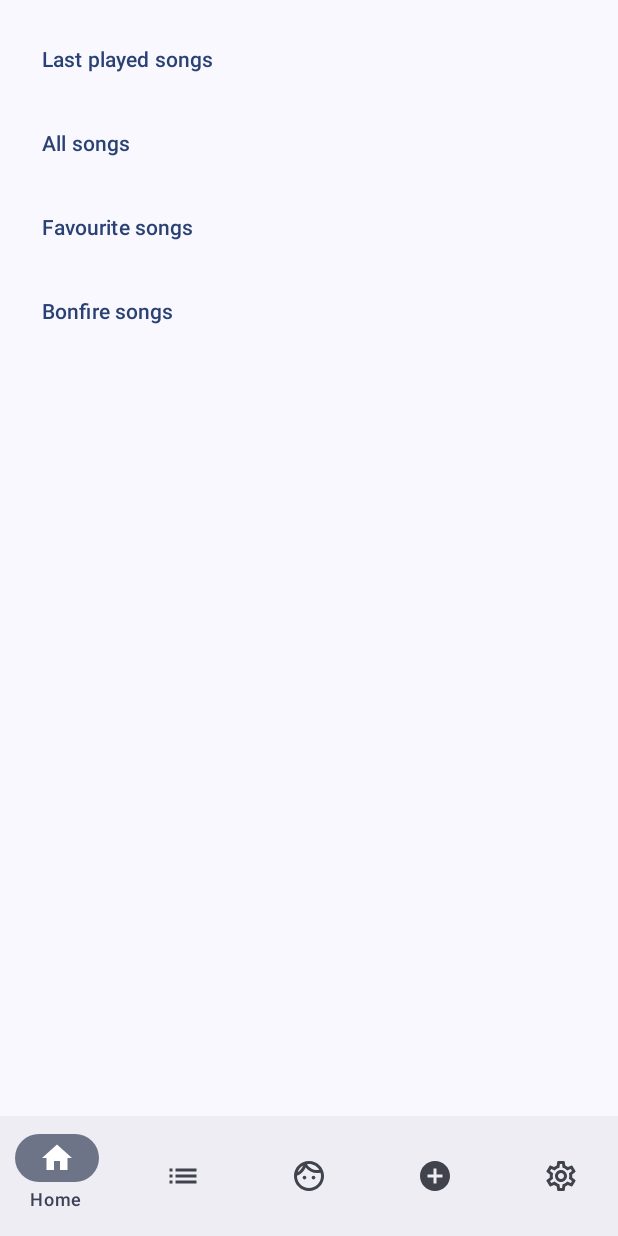
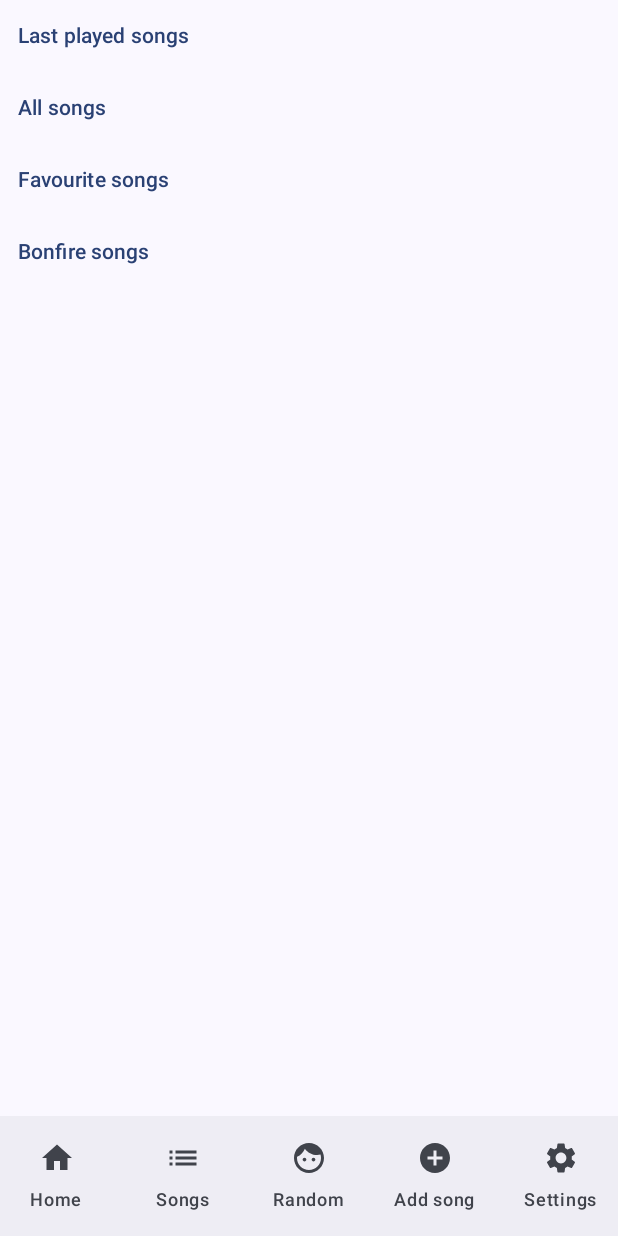
Before and after one commit to dar3/Songbook-Beta, an Android app built with Jetpack Compose: the screen it shows after launch (MainActivity), on a phone screen of 412 x 824 dp. Run offline under Robolectric (Android 15) with nearby library versions, the phone set to English and light mode, and no system bars.

Commit message:
Changed Intent to NavController for screen changing.

```diff
--- a/app/build.gradle.kts
+++ b/app/build.gradle.kts
@@ -40,7 +40,8 @@ android {
 }
 
 dependencies {
-
+    val nav_version = "2.8.4"
+    implementation("androidx.navigation:navigation-compose:$nav_version")
     implementation(libs.androidx.core.ktx)
     implementation(libs.androidx.lifecycle.runtime.ktx)
     implementation(libs.androidx.activity.compose)
--- a/app/src/main/java/com/dar3/songbookbeta/MainActivity.kt
+++ b/app/src/main/java/com/dar3/songbookbeta/MainActivity.kt
@@ -1,11 +1,9 @@
 package com.dar3.songbookbeta
 
 import android.annotation.SuppressLint
-import android.content.Intent
 import android.os.Bundle
 import androidx.activity.ComponentActivity
 import androidx.activity.compose.setContent
-import androidx.compose.foundation.layout.Arrangement
 import androidx.compose.foundation.layout.Column
 import androidx.compose.foundation.layout.fillMaxSize
 import androidx.compose.foundation.layout.padding
@@ -20,24 +18,21 @@ import androidx.compose.material.icons.outlined.AddCircle
 import androidx.compose.material.icons.outlined.Face
 import androidx.compose.material.icons.outlined.Home
 import androidx.compose.material.icons.outlined.Settings
-import androidx.compose.material3.Badge
-import androidx.compose.material3.BadgedBox
 import androidx.compose.material3.Icon
-import androidx.compose.material3.MaterialTheme
 import androidx.compose.material3.NavigationBar
 import androidx.compose.material3.NavigationBarItem
 import androidx.compose.material3.Scaffold
-import androidx.compose.material3.Surface
 import androidx.compose.material3.Text
 import androidx.compose.material3.TextButton
 import androidx.compose.runtime.Composable
-import androidx.compose.runtime.getValue
-import androidx.compose.runtime.mutableStateOf
-import androidx.compose.runtime.saveable.rememberSaveable
-import androidx.compose.runtime.setValue
 import androidx.compose.ui.Modifier
 import androidx.compose.ui.graphics.vector.ImageVector
 import androidx.compose.ui.unit.dp
+import androidx.compose.ui.unit.sp
+import androidx.navigation.NavController
+import androidx.navigation.compose.NavHost
+import androidx.navigation.compose.composable
+import androidx.navigation.compose.rememberNavController
 import com.dar3.songbookbeta.ui.theme.SongbookBetaTheme
 
 data class BottomNavigationItem(
@@ -50,187 +45,199 @@ data class BottomNavigationItem(
 )
 
 
+
+
 class MainActivity : ComponentActivity() {
     @SuppressLint("UnusedMaterial3ScaffoldPaddingParameter")
     override fun onCreate(savedInstanceState: Bundle?) {
         super.onCreate(savedInstanceState)
         setContent {
             SongbookBetaTheme {
+                val navController = rememberNavController()
+
+                Scaffold(
+                    bottomBar = {
+                        BottomNavigationBar(navController)
+                    }
+                ) {
+                    NavHost(
+                        navController = navController,
+                        startDestination = "home"
+                    ) {
+                        composable("home") { HomeScreen(navController) }
+                        composable("allSongs") { AllSongsScreen() }
+                        composable("randomSong") { RandomSongScreen() }
+                        composable("addSong") { AddSongScreen() }
+                        composable("settings") { SettingsScreen() }
+                        composable("lastPlayedSongs") { LastSongsScreen() }
+                        composable("favouriteSongs") { FavouriteSongsScreen() }
+                        composable("bonfireSongs") { BonfireSongsScreen() }
+                    }
+                }
+            }
+        }
+    }
+}
+
+
+
+@Composable
+fun BottomNavigationBar(navController: NavController) {
     val items = listOf(
         BottomNavigationItem(
             title = "Home",
             selectedIcon = Icons.Filled.Home,
             unselectedIcon = Icons.Outlined.Home,
             hasNews = false,
-                        onClick = {}
+            onClick = { navController.navigate("home") }
         ),
         BottomNavigationItem(
             title = "Songs",
             selectedIcon = Icons.AutoMirrored.Filled.List,
             unselectedIcon = Icons.AutoMirrored.Outlined.List,
             hasNews = false,
-                        onClick = {
-                            val intent = Intent(this@MainActivity, AllSongs::class.java)
-                            startActivity(intent)
-                        }
-//                        badgeCount = 45
+            onClick = { navController.navigate("allSongs") }
         ),
         BottomNavigationItem(
             title = "Random",
             selectedIcon = Icons.Filled.Face,
             unselectedIcon = Icons.Outlined.Face,
             hasNews = false,
-//                        need to change it to Songs with some random mechanism
-                        onClick = {val intent = Intent(this@MainActivity, RandomSong::class.java)
-                            startActivity(intent)}
+            onClick = { navController.navigate("randomSong") }
         ),
         BottomNavigationItem(
             title = "Add song",
             selectedIcon = Icons.Filled.AddCircle,
             unselectedIcon = Icons.Outlined.AddCircle,
             hasNews = false,
-                        onClick = {
-                            val intent = Intent(this@MainActivity, AddSong::class.java)
-                            startActivity(intent)
-                        }
+            onClick = { navController.navigate("addSong") }
     ),
+
         BottomNavigationItem(
             title = "Settings",
             selectedIcon = Icons.Filled.Settings,
             unselectedIcon = Icons.Outlined.Settings,
             hasNews = false,
-                        onClick = {
-                            val intent = Intent(this@MainActivity, Settings::class.java)
-                            startActivity(intent)
-                        }
+            onClick = { navController.navigate("settings") }
         )
 
     )
-                var selectedItemIndex by rememberSaveable {
-                    mutableStateOf(0)
-                }
-                Surface(
-                    modifier = Modifier.fillMaxSize(),
-                    color = MaterialTheme.colorScheme.background
-                ) {
 
-                    Scaffold(
-                        bottomBar = {
     NavigationBar {
-                                items.forEachIndexed { index, item ->
+        items.forEach { item ->
             NavigationBarItem(
-                                        selected = selectedItemIndex == index,
-                                        onClick = {
-                                            selectedItemIndex = index
-                                            item.onClick()
-
-                                        },
-                                        label = {
-                                            Text(text = item.title)
-                                        },
-                                        alwaysShowLabel = false,
+                selected = false,
+                onClick = item.onClick,
+                label = { Text(text = item.title) },
                 icon = {
-                                            BadgedBox(
-                                                badge = {
-                                                    if(item.badgeCount != null) {
-                                                        Badge {
-                                                            Text(text = item.badgeCount.toString())
-                                                        }
-                                                    } else if(item.hasNews) {
-                                                        Badge()
-                                                    }
-                                                }
-                                            ) {
                     Icon(
-                                                    imageVector = if (index == selectedItemIndex) {
-                                                        item.selectedIcon
-                                                    } else item.unselectedIcon,
+                        imageVector = item.selectedIcon,
                         contentDescription = item.title
                     )
                 }
-                                        }
             )
-                                }
-                            }
-                        }
-                    ) {
-
-
-                        LastSongsButton { buttonText ->
-                            when (buttonText) {
-                                "LastPlayed" -> {
-                                    val intent = Intent(this@MainActivity, LastSongs::class.java)
-                                    startActivity(intent)
-                                }
-                                "AllSongs" -> {
-                                    val intent = Intent(this@MainActivity, AllSongs::class.java)
-                                    startActivity(intent)
-                                }
-                                "FavouriteSongs" -> {
-                                    val intent = Intent(this@MainActivity, FavouriteSongs::class.java)
-                                    startActivity(intent)
-
-                                } "BonfireSongs" -> {
-                                val intent = Intent(this@MainActivity, BonfireSongs::class.java)
-                                startActivity(intent)
-                                }
-                            }
-                        }
-
-
-
-
-                    }
-                }
-
-            }
         }
     }
 }
 
 
 @Composable
-fun LastSongsButton(onClick: (String) -> Unit) {
+fun HomeScreen(navController: NavController) {
     Column(
         modifier = Modifier
             .fillMaxSize()
-        .padding(16.dp),
-    verticalArrangement = Arrangement.spacedBy(8.dp)
+
     ) {
         TextButton(
-            onClick = { onClick("LastPlayed") }
+            onClick = { navController.navigate("lastPlayedSongs") }
         ) {
-            Text(text = "Last played songs",
+            Text("Last played songs")
+        }
+
+        TextButton(
+            onClick = { navController.navigate("allSongs") }
+        ) {
+            Text("All songs")
+        }
+
+
+        TextButton(
+            onClick = { navController.navigate("favouriteSongs") }
+        ) {
+            Text("Favourite songs")
+        }
+
+        TextButton(
+            onClick = { navController.navigate("bonfireSongs") }
+        ) {
+            Text("Bonfire songs")
+        }
+    }
+}
+
+@Composable
+fun AllSongsScreen() {
+    Text(
+        text = "It's my life",
+        fontSize = 20.sp,
         modifier = Modifier
+            .padding(16.dp)
 
+    )
+
+    Text(
+        text = "Bon Jovi",
+        fontSize = 15.sp,
+        lineHeight = 80.sp,
+        modifier = Modifier
+            .padding(16.dp)
+
+    )
+
+
+}
+
+@Composable
+fun BonfireSongsScreen() {
+    Text("Bonfire Songs Screen",
+        modifier = Modifier
+            .padding(16.dp),
         )
 }
 
-        TextButton(
-            onClick = { onClick("AllSongs") }
-        ) {
-            Text(text = "All songs",
+@Composable
+fun FavouriteSongsScreen() {
+    Text("Favourite Songs Screen",
         modifier = Modifier
-
+            .padding(16.dp)
     )
 }
 
-        TextButton(
-            onClick = { onClick("FavouriteSongs") }
-        ) {
-            Text(text = "Favourite songs",
+@Composable
+fun LastSongsScreen() {
+    Text("Last Song Screen",
         modifier = Modifier
-
+            .padding(16.dp)
     )
 }
 
-        TextButton(
-            onClick = { onClick("BonfireSongs") }
-        ) {
-            Text(text = "Bonfire songs",
+@Composable
+fun RandomSongScreen() {
+    Text("Random Song Screen",
         modifier = Modifier
+            .padding(16.dp))
+}
 
-            )
+@Composable
+fun AddSongScreen() {
+    Text("Add Song Screen",
+        modifier = Modifier
+            .padding(16.dp))
 }
+
+@Composable
+fun SettingsScreen() {
+    Text("Settings Screen",
+        modifier = Modifier
+            .padding(16.dp))
 }
-}
```
Lines whose indentation alone changed are shown as unchanged.
